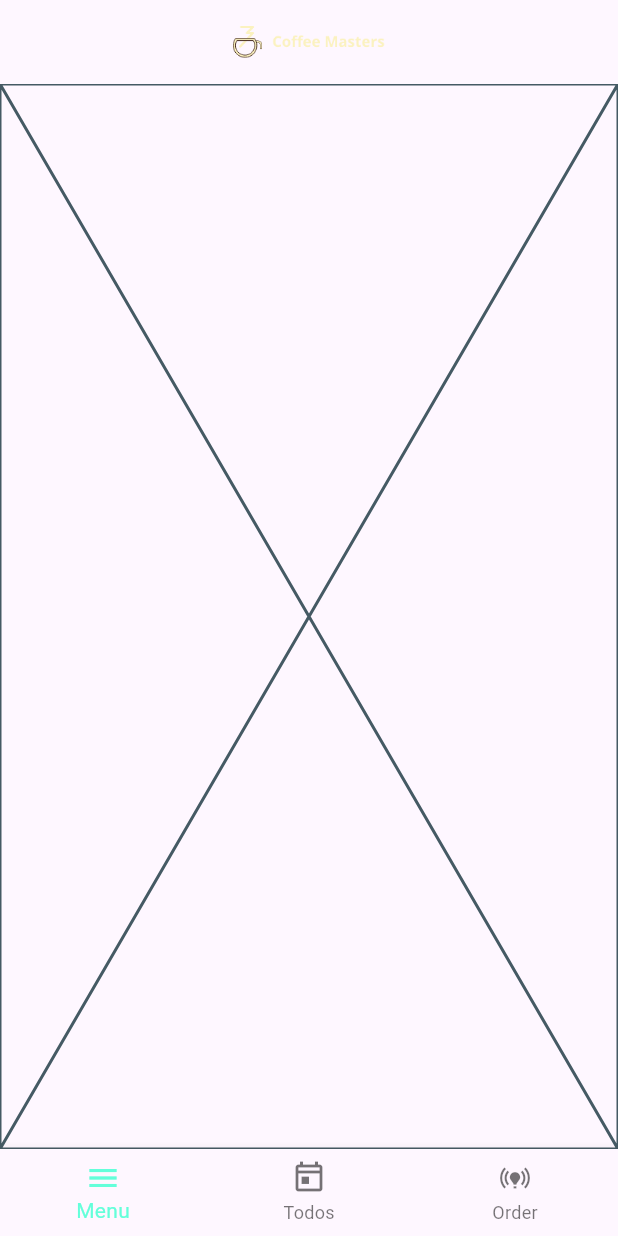
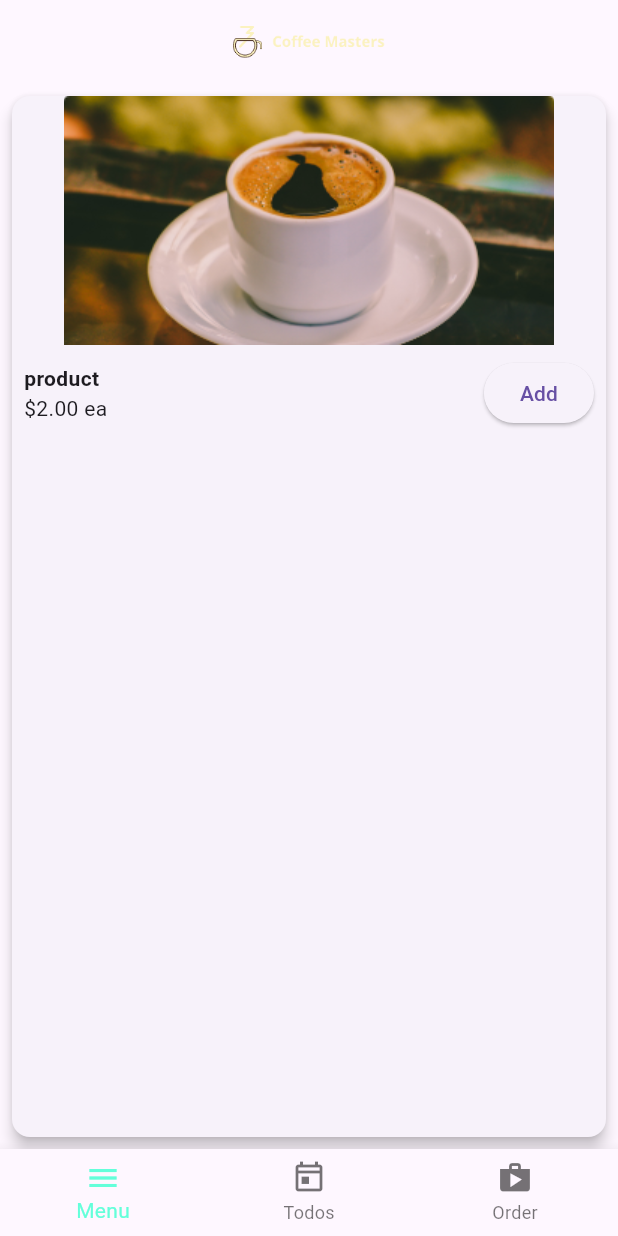
Before and after one commit to paulinalewando/flutter_todo, a Flutter app: the screen it shows after launch, on a phone screen of 412 x 824 dp. Run offline on Flutter 3.47's test engine with Material 3 defaults, Android fonts, the phone set to English and light mode, and no system bars.

Commit message:
feat: menu

```diff
--- a/lib/main.dart
+++ b/lib/main.dart
@@ -1,7 +1,8 @@
 import 'package:flutter/material.dart';
 import 'package:flutter_todo/pages/todos.dart';
-import 'pages/menu.dart';
-import 'pages/order.dart';
+import 'models/datamanager.dart';
+import 'pages/menupage.dart';
+import 'pages/orderpage.dart';
 
 void main() {
   runApp(const MyApp());
@@ -75,16 +76,17 @@ class _MyHomePageState extends State<MyHomePage> {
   @override
   Widget build(BuildContext context) {
     Widget currentWidgetPage = const Text("Hello");
+    DataManager dataManager = DataManager();
 
     switch (selectedIndex) {
       case 0:
-        currentWidgetPage = const Menu();
+        currentWidgetPage = MenuPage(dataManager: dataManager);
         break;
       case 1:
         currentWidgetPage = const Todos();
         break;
       case 2:
-        currentWidgetPage = const Order();
+        currentWidgetPage = OrderPage(dataManager: dataManager);
         break;
     }
 
@@ -105,8 +107,7 @@ class _MyHomePageState extends State<MyHomePage> {
           BottomNavigationBarItem(icon: Icon(Icons.menu), label: "Menu"),
           BottomNavigationBarItem(
               icon: Icon(Icons.today_outlined), label: "Todos"),
-          BottomNavigationBarItem(
-              icon: Icon(Icons.online_prediction_sharp), label: "Order"),
+          BottomNavigationBarItem(icon: Icon(Icons.shop), label: "Order"),
         ],
       ),
     );
--- /dev/null
+++ b/lib/models/datamanager.dart
@@ -0,0 +1,63 @@
+import 'dart:convert';
+import 'package:http/http.dart' as http;
+import 'datamodel.dart';
+
+class DataManager {
+  List<Category>? _menu;
+  List<ItemInCart> cart = [];
+
+  fetchMenu() async {
+    try {
+      const url = 'https://firtman.github.io/coffeemasters/api/menu.json';
+      var response = await http.get(Uri.parse(url));
+
+      if (response.statusCode == 200) {
+        _menu = [];
+        var decodedData = jsonDecode(response.body) as List<dynamic>;
+        for (var json in decodedData) {
+          _menu?.add(Category.fromJson(json));
+        }
+      } else {
+        throw Exception("Error loading data");
+      }
+    } catch (e) {
+      throw Exception("Error loading data");
+    }
+  }
+
+  Future<List<Category>> getMenu() async {
+    if (_menu == null) {
+      await fetchMenu();
+    }
+    return _menu!;
+  }
+
+  cartAdd(Product p) {
+    bool found = false;
+    for (var item in cart) {
+      if (item.product.id == p.id) {
+        item.quantity++;
+        found = true;
+      }
+    }
+    if (!found) {
+      cart.add(ItemInCart(product: p, quantity: 1));
+    }
+  }
+
+  cartDelete(Product p) {
+    cart.removeWhere((element) => element.product.id == p.id);
+  }
+
+  cartClear() {
+    cart.clear();
+  }
+
+  double cartTotal() {
+    var sum = 0.0;
+    for (var item in cart) {
+      sum += item.quantity * item.product.price;
+    }
+    return sum;
+  }
+}
--- /dev/null
+++ b/lib/models/datamodel.dart
@@ -0,0 +1,47 @@
+// https://javiercbk.github.io/json_to_dart/
+
+class Product {
+  int id;
+  String name;
+  double price;
+  String image;
+
+  String get imageUrl =>
+      "https://firtman.github.io/coffeemasters/api/images/$image";
+
+  Product(
+      {required this.id,
+      required this.name,
+      required this.price,
+      required this.image});
+
+  // Add this in class Product
+  factory Product.fromJson(Map<String, dynamic> json) {
+    return Product(
+        id: json['id'] as int,
+        name: json['name'] as String,
+        price: json['price'] as double,
+        image: json['image'] as String);
+  }
+}
+
+class Category {
+  String name;
+  List<Product> products;
+
+  Category({required this.name, required this.products});
+
+  // Add this in class Category
+  factory Category.fromJson(Map<String, dynamic> json) {
+    var productsJson = json['products'] as Iterable<dynamic>;
+    var products = productsJson.map((p) => Product.fromJson(p)).toList();
+    return Category(name: json['name'] as String, products: products);
+  }
+}
+
+class ItemInCart {
+  Product product;
+  int quantity;
+
+  ItemInCart({required this.product, required this.quantity});
+}
--- a/lib/pages/menu.dart
+++ /dev/null
@@ -1,10 +0,0 @@
-import 'package:flutter/material.dart';
-
-class Menu extends StatelessWidget {
-  const Menu({super.key});
-
-  @override
-  Widget build(BuildContext context) {
-    return const Placeholder();
-  }
-}
--- /dev/null
+++ b/lib/pages/menupage.dart
@@ -0,0 +1,61 @@
+import 'package:flutter/material.dart';
+import 'package:flutter_todo/models/datamanager.dart';
+import '../models/datamodel.dart';
+
+class MenuPage extends StatelessWidget {
+  final DataManager dataManager;
+  const MenuPage({super.key, required this.dataManager});
+
+  @override
+  Widget build(BuildContext context) {
+    return MenuItem(
+      product: Product(id: 1, name: "product", price: 2, image: ""),
+      onAdd: () {},
+    );
+  }
+}
+
+class MenuItem extends StatelessWidget {
+  final Product product;
+  final Function onAdd;
+  const MenuItem({Key? key, required this.product, required this.onAdd})
+      : super(key: key);
+
+  @override
+  Widget build(BuildContext context) {
+    return Container(
+      padding: const EdgeInsets.all(4.0),
+      child: Card(
+        elevation: 4,
+        child: Column(
+          children: [
+            Image.asset("images/black_coffee.png"),
+            Padding(
+              padding: const EdgeInsets.all(8.0),
+              child: Row(
+                mainAxisAlignment: MainAxisAlignment.spaceBetween,
+                children: [
+                  Column(
+                    crossAxisAlignment: CrossAxisAlignment.start,
+                    children: [
+                      SelectableText(
+                        product.name,
+                        style: const TextStyle(fontWeight: FontWeight.bold),
+                      ),
+                      Text("\$${product.price.toStringAsFixed(2)} ea"),
+                    ],
+                  ),
+                  ElevatedButton(
+                      onPressed: () {
+                        onAdd(product);
+                      },
+                      child: const Text("Add"))
+                ],
+              ),
+            ),
+          ],
+        ),
+      ),
+    );
+  }
+}
--- a/pubspec.yaml
+++ b/pubspec.yaml
@@ -30,6 +30,7 @@ environment:
 dependencies:
   flutter:
     sdk: flutter
+  http:
 
   # The following adds the Cupertino Icons font to your application.
   # Use with the CupertinoIcons class for iOS style icons.
```
Also changed, not shown: lib/models/todo.dart (deleted, +0 -7 lines), lib/pages/order.dart (deleted, +0 -10 lines), lib/pages/orderpage.dart (added, +11 -0 lines), lib/pages/todo.dart (deleted, +0 -15 lines), pubspec.lock.
